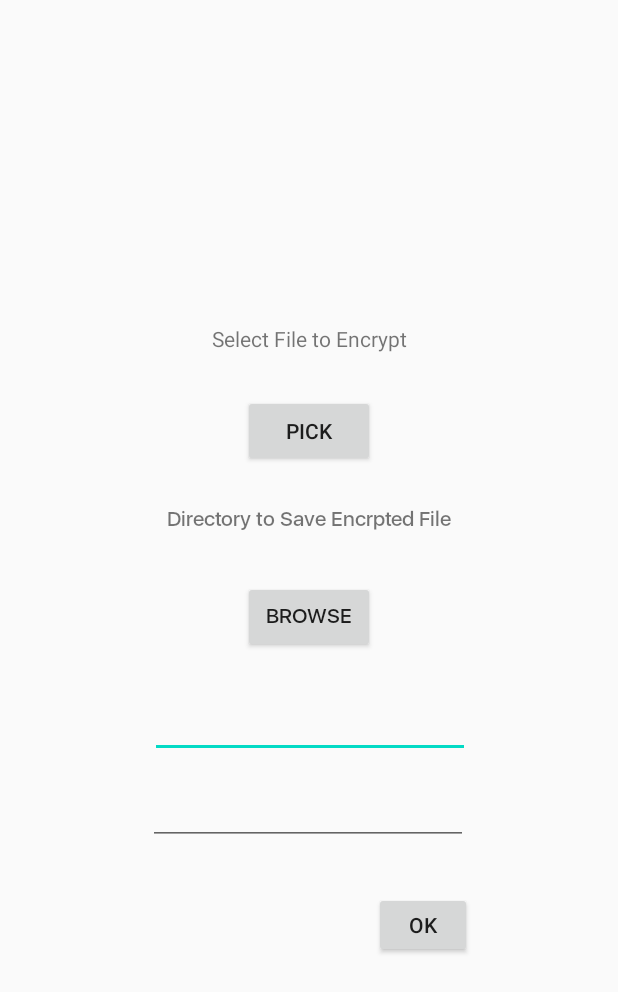
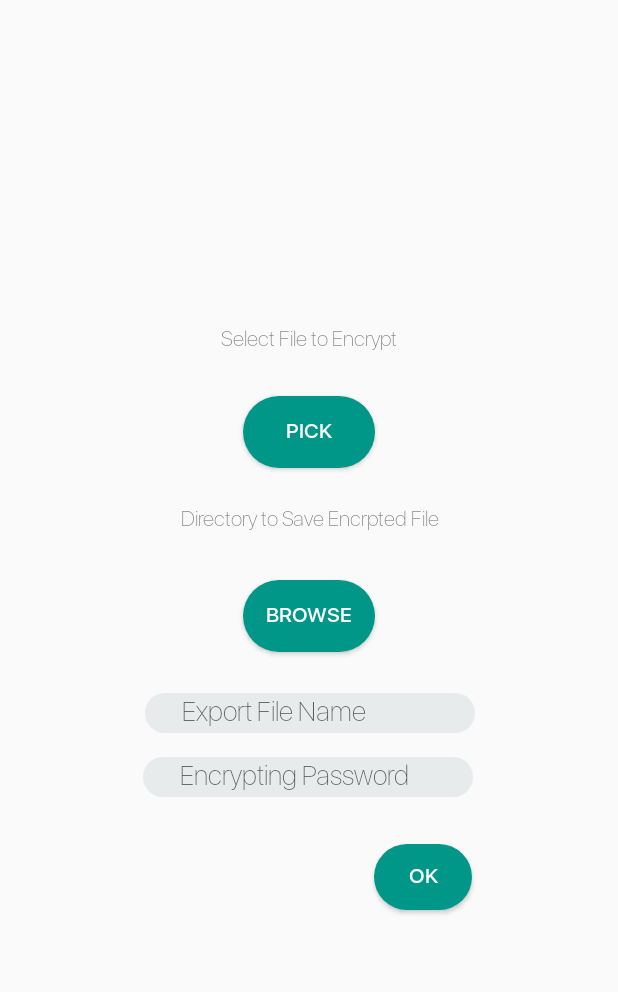
Before and after one commit to janaka-shamal/FileSecuritySystem2020, an Android app: the layout enc_layout.xml on its own in the app's theme, with its tools: preview values and no code run, on a phone screen of 412 x 824 dp. Shown: the top 992 px of the screen. Run offline under Robolectric (Android 15) with nearby library versions, the phone set to English and light mode, and no system bars.

Commit message:
Update UI

```diff
--- a/app/src/main/res/drawable/button.xml
+++ b/app/src/main/res/drawable/button.xml
@@ -1,5 +1,5 @@
 <?xml version="1.0" encoding="utf-8"?>
 <shape android:shape="rectangle" xmlns:android="http://schemas.android.com/apk/res/android">
-    <corners android:radius="50sp"/>
+    <stroke android:width="5dp" android:color="@color/white"></stroke>
     <solid android:color="@color/red"/>
 </shape>
--- a/app/src/main/res/drawable/buttonshape.xml
+++ b/app/src/main/res/drawable/buttonshape.xml
@@ -1,5 +1,5 @@
 <?xml version="1.0" encoding="utf-8"?>
 <shape xmlns:android="http://schemas.android.com/apk/res/android" android:shape="rectangle" >
     <corners android:radius="50sp"/>
-    <solid android:color="@color/red"/>
+    <solid android:color="@color/browse"/>
 </shape>
--- /dev/null
+++ b/app/src/main/res/drawable/input_field.xml
@@ -0,0 +1,6 @@
+<?xml version="1.0" encoding="utf-8"?>
+<shape xmlns:android="http://schemas.android.com/apk/res/android">
+    <solid android:color="@color/light_gray"></solid>
+    <corners android:radius="50dp"></corners>
+    <padding android:left="25sp"></padding>
+</shape>
--- a/app/src/main/res/layout/enc_layout.xml
+++ b/app/src/main/res/layout/enc_layout.xml
@@ -14,16 +14,21 @@
         android:layout_width="wrap_content"
         android:layout_height="wrap_content"
         android:text="Pick"
+
+        android:fontFamily="@font/regular"
         app:layout_constraintBottom_toTopOf="@+id/txt_location"
         app:layout_constraintEnd_toEndOf="parent"
         app:layout_constraintStart_toStartOf="parent"
         app:layout_constraintTop_toBottomOf="@+id/txt_file"
-        app:layout_constraintVertical_bias="0.528" />
+        app:layout_constraintVertical_bias="0.528"
+        android:background="@drawable/buttonshape"
+        android:textColor="@color/white"/>
 
     <TextView
         android:id="@+id/txt_file"
         android:layout_width="wrap_content"
         android:layout_height="wrap_content"
+        android:fontFamily="@font/thin"
         android:text="Select File to Encrypt"
         app:layout_constraintBottom_toBottomOf="parent"
         app:layout_constraintEnd_toEndOf="parent"
@@ -35,11 +40,11 @@
         android:id="@+id/txt_location"
         android:layout_width="wrap_content"
         android:layout_height="wrap_content"
+        android:fontFamily="@font/thin"
         android:text="Directory to Save Encrpted File"
         app:layout_constraintBottom_toBottomOf="parent"
         app:layout_constraintEnd_toEndOf="parent"
         app:layout_constraintHorizontal_bias="0.504"
-        android:fontFamily="@font/regular"
         app:layout_constraintStart_toStartOf="parent"
         app:layout_constraintTop_toTopOf="parent"
         app:layout_constraintVertical_bias="0.363" />
@@ -54,13 +59,18 @@
         app:layout_constraintEnd_toEndOf="parent"
         app:layout_constraintStart_toStartOf="parent"
         app:layout_constraintTop_toBottomOf="@+id/txt_location"
-        app:layout_constraintVertical_bias="0.117" />
+        app:layout_constraintVertical_bias="0.117"
+        android:background="@drawable/buttonshape"
+        android:textColor="@color/white"/>
 
     <EditText
         android:id="@+id/txt_file_name"
         android:layout_width="wrap_content"
         android:layout_height="wrap_content"
+        android:background="@drawable/input_field"
         android:ems="10"
+        android:hint="Export File Name"
+        android:fontFamily="@font/thin"
         android:inputType="textPersonName"
         app:layout_constraintBottom_toBottomOf="parent"
         app:layout_constraintEnd_toEndOf="parent"
@@ -73,7 +83,10 @@
         android:id="@+id/txt_password"
         android:layout_width="wrap_content"
         android:layout_height="wrap_content"
+        android:background="@drawable/input_field"
+        android:hint="Encrypting Password"
         android:ems="10"
+        android:fontFamily="@font/thin"
         android:inputType="textPassword"
         app:layout_constraintBottom_toBottomOf="parent"
         app:layout_constraintEnd_toEndOf="parent"
@@ -88,10 +101,13 @@
         android:layout_height="44dp"
         android:layout_marginTop="31dp"
         android:text="OK"
+        android:fontFamily="@font/regular"
         app:layout_constraintBottom_toBottomOf="parent"
         app:layout_constraintEnd_toEndOf="parent"
         app:layout_constraintHorizontal_bias="0.825"
         app:layout_constraintStart_toStartOf="parent"
         app:layout_constraintTop_toBottomOf="@+id/txt_password"
-        app:layout_constraintVertical_bias="0.0" />
+        app:layout_constraintVertical_bias="0.0"
+        android:background="@drawable/buttonshape"
+        android:textColor="@color/white"/>
 </androidx.constraintlayout.widget.ConstraintLayout>
--- a/app/src/main/res/values/colors.xml
+++ b/app/src/main/res/values/colors.xml
@@ -7,5 +7,7 @@
     <color name="red">#F23B5F</color>
     <color name="white">#FFFFFF</color>
     <color name="gray2">#4B7A7A7A</color>
+    <color name="light_gray">#E8EBEC</color>
+    <color name="browse">#009688</color>
 
 </resources>
```
Also changed, not shown: app/src/main/res/layout/dec_layout.xml (+19 -6 lines).
